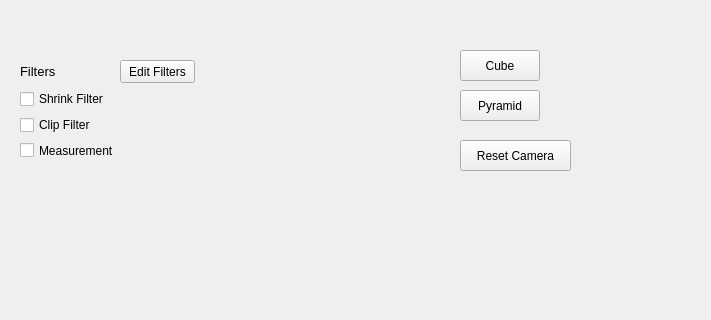
So-Lok/2019_Group_38, file modelViewer/mainwindow.ui: the form before one commit; both pictures show x 0 to 711 and y 428 to 748 of the 1248 by 843 pixel window.
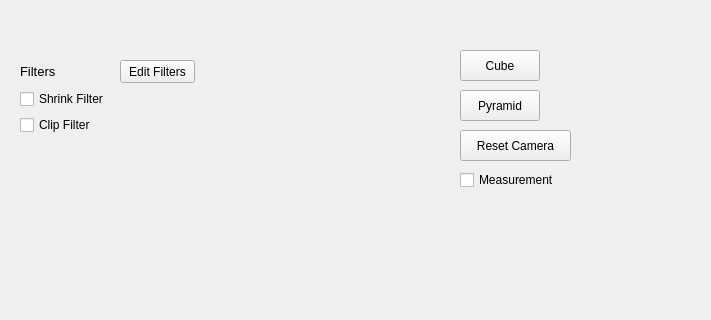
The form after the commit. Icons and pictures are not drawn. Custom widgets are drawn as their Qt base class.

```diff
--- a/modelViewer/mainwindow.ui
+++ b/modelViewer/mainwindow.ui
@@ -31,7 +31,7 @@
     <property name="geometry">
      <rect>
       <x>460</x>
-      <y>520</y>
+      <y>510</y>
       <width>111</width>
       <height>31</height>
      </rect>
@@ -185,10 +185,10 @@
    <widget class="QCheckBox" name="distWid">
     <property name="geometry">
      <rect>
-      <x>20</x>
-      <y>520</y>
+      <x>460</x>
+      <y>550</y>
       <width>111</width>
-      <height>21</height>
+      <height>20</height>
      </rect>
     </property>
     <property name="text">
```
